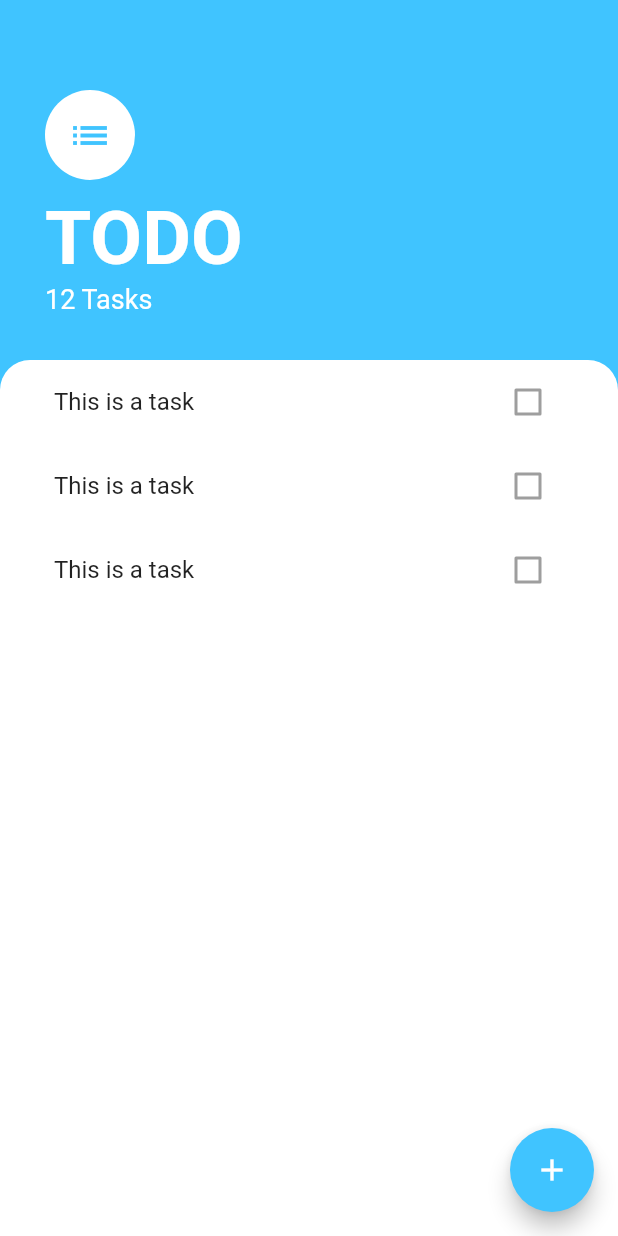
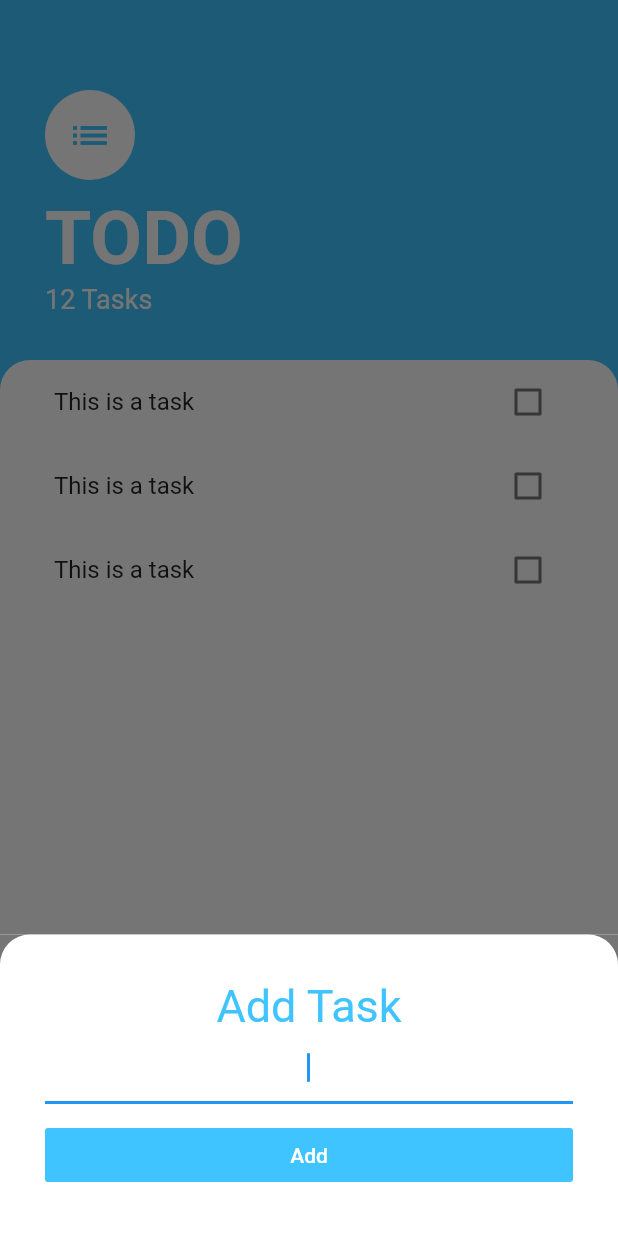
Before and after one commit to kpkcool/todo_list, a Flutter app: the screen it shows after launch, after a tap on the "add" icon, on a phone screen of 412 x 824 dp. Run offline on Flutter 3.47's test engine with Material 2 defaults, Android fonts, the phone set to English and light mode, and no system bars; missing offline and left inert: dart:ffi.

Commit message:
task screen created

```diff
--- /dev/null
+++ b/lib/screens/add_task_screen.dart
@@ -0,0 +1,45 @@
+import 'package:flutter/material.dart';
+
+class AddTaskScreen extends StatelessWidget {
+  @override
+  Widget build(BuildContext context) {
+    return Container(
+      color: Color(0xff757575),
+      child: Container(
+        padding: EdgeInsets.all(30.0),
+        decoration: BoxDecoration(
+          color: Colors.white,
+          borderRadius: BorderRadius.only(
+              topLeft: Radius.circular(20.0), topRight: Radius.circular(20.0)),
+        ),
+        child: Column(
+          crossAxisAlignment: CrossAxisAlignment.stretch,
+          children: [
+            Text(
+              'Add Task',
+              textAlign: TextAlign.center,
+              style: TextStyle(
+                fontSize: 30.0,
+                color: Colors.lightBlueAccent,
+              ),
+            ),
+
+            TextField(
+              autofocus: true,
+              textAlign: TextAlign.center,
+            ),
+            SizedBox(height: 10.0,),
+            FlatButton(
+              onPressed: () {},
+              child: Text(
+                'Add',
+                style: TextStyle(color: Colors.white),
+              ),
+              color: Colors.lightBlueAccent,
+            )
+          ],
+        ),
+      ),
+    );
+  }
+}
--- a/lib/screens/tasks_screen.dart
+++ b/lib/screens/tasks_screen.dart
@@ -3,23 +3,36 @@ import 'dart:ffi';
 import 'package:flutter/cupertino.dart';
 import 'package:flutter/material.dart';
 import 'package:todo_list/widgets/tasks_list.dart';
+import 'package:todo_list/screens/add_task_screen.dart';
 
 class TasksScreen extends StatelessWidget {
+  // Widget buildButtomSheet(BuildContext context) => Container();
+
   @override
   Widget build(BuildContext context) {
     return Scaffold(
       backgroundColor: Colors.lightBlueAccent,
       floatingActionButton: FloatingActionButton(
         backgroundColor: Colors.lightBlueAccent,
-        onPressed: () {  },
+        onPressed: () {
+          showModalBottomSheet(
+              isScrollControlled: true,
+              context: context,
+              builder: (context) => SingleChildScrollView(
+                child: Container(
+                  padding: EdgeInsets.only(bottom: MediaQuery.of(context).viewInsets.bottom),
+                  child: AddTaskScreen(),
+                ),
+              ));
+        },
         child: Icon(Icons.add),
       ),
       body: Column(
         crossAxisAlignment: CrossAxisAlignment.start,
         children: [
           Container(
-            padding:
-                EdgeInsets.only(top: 60.0, left: 30.0, right: 30.0, bottom: 30.0),
+            padding: EdgeInsets.only(
+                top: 60.0, left: 30.0, right: 30.0, bottom: 30.0),
             child: Column(
               crossAxisAlignment: CrossAxisAlignment.start,
               children: [
--- a/lib/widgets/tasks_tile.dart
+++ b/lib/widgets/tasks_tile.dart
@@ -1,15 +1,48 @@
 import 'package:flutter/material.dart';
 
-class TaskTile extends StatelessWidget {
+class TaskTile extends StatefulWidget {
+  @override
+  _TaskTileState createState() => _TaskTileState();
+}
+
+class _TaskTileState extends State<TaskTile> {
+  bool? isChecked = false;
+
+  void checkboxCallback(bool? checkboxState) {
+    setState(() {
+      isChecked = checkboxState;
+    });
+  }
 
   @override
   Widget build(BuildContext context) {
     return ListTile(
-      title: Text('This is a task'),
-      trailing: Checkbox(
-        value: false,
-        onChanged: null,
+      title: Text(
+        'This is a task',
+        style: TextStyle(
+          decoration: isChecked! ? TextDecoration.lineThrough : null,
+        ),
+      ),
+      trailing: TaskCheckbox(
+        checkboxState: isChecked!,
+        toggleCheckboxState: checkboxCallback,
       ),
     );
   }
 }
+
+class TaskCheckbox extends StatelessWidget {
+  final bool checkboxState;
+  final Function(bool?)? toggleCheckboxState;
+
+  TaskCheckbox({required this.checkboxState,required this.toggleCheckboxState});
+
+  @override
+  Widget build(BuildContext context) {
+    return Checkbox(
+      activeColor: Colors.lightBlueAccent,
+      value: checkboxState,
+      onChanged: toggleCheckboxState,
+    );
+  }
+}
```
